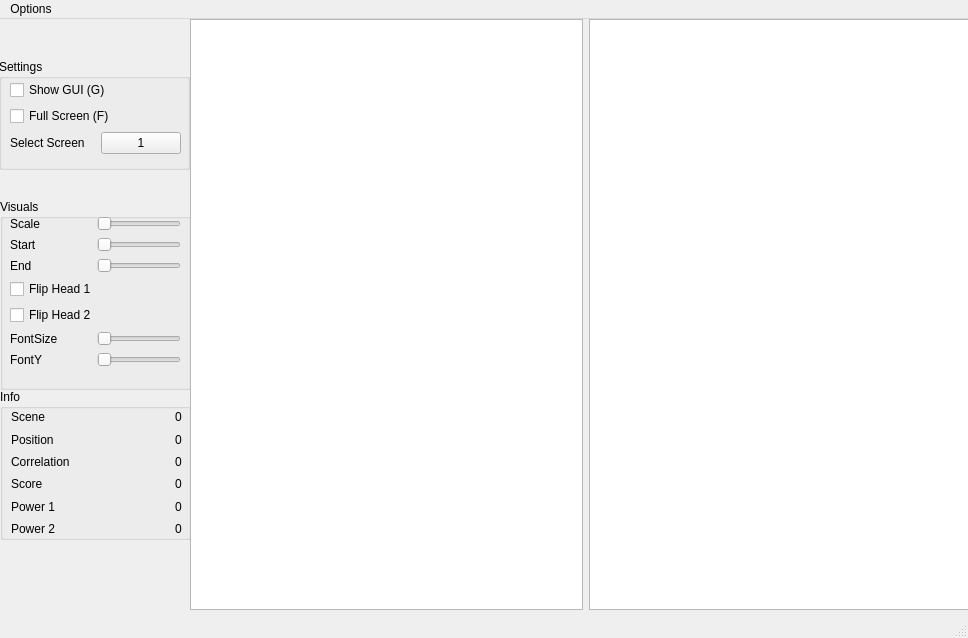
This is gui.ui in RhythmsOfRelating/LabVisuals as Qt 5 draws it before an edit. The edited form follows.
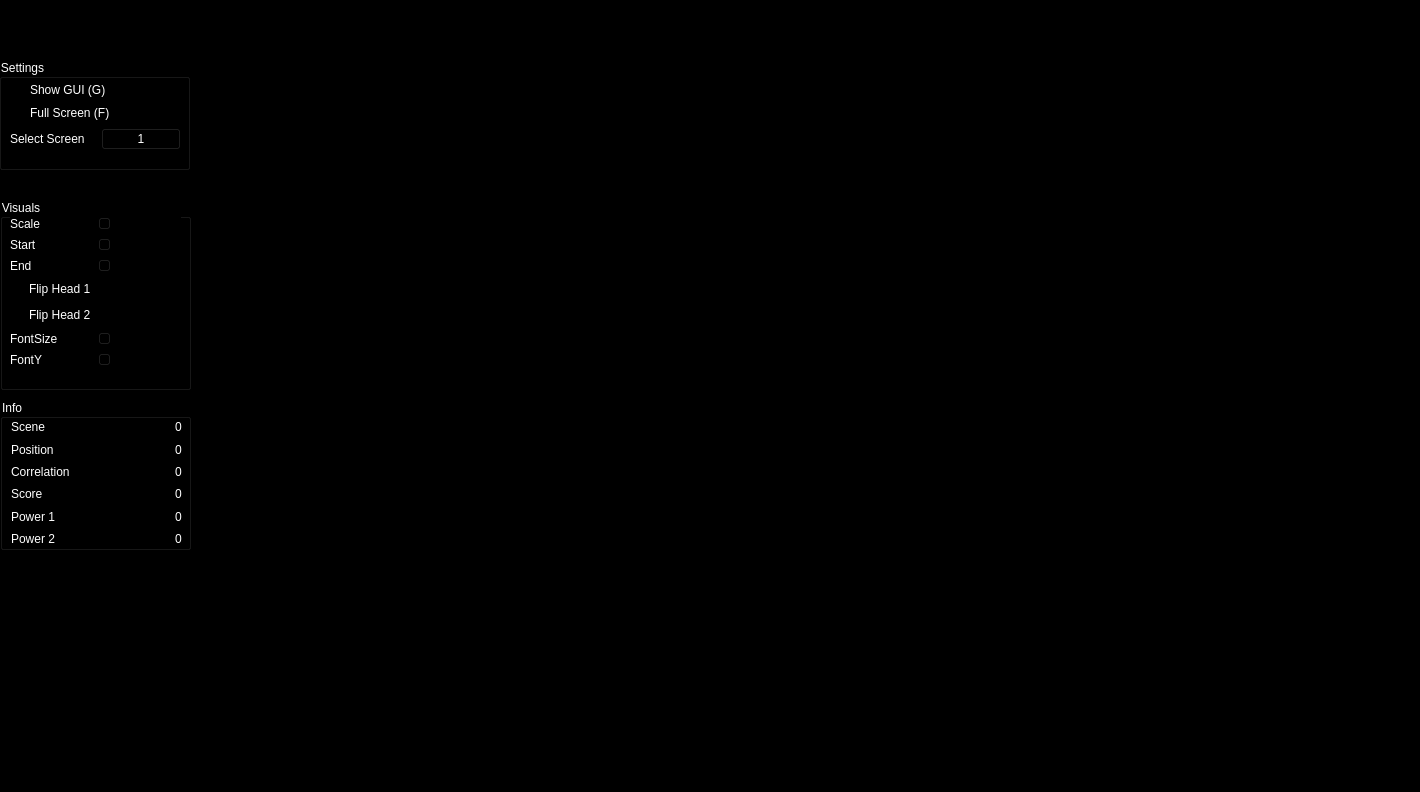
This is the edited form. Icons and pictures are not drawn.

Commit message: :lipstick: add res folder and integrated images and colors in the GUI

Diff of the .ui file:
```diff
--- a/gui.ui
+++ b/gui.ui
@@ -6,13 +6,16 @@
    <rect>
     <x>0</x>
     <y>0</y>
-    <width>968</width>
-    <height>638</height>
+    <width>1420</width>
+    <height>792</height>
    </rect>
   </property>
   <property name="windowTitle">
    <string>MainWindow</string>
   </property>
+  <property name="styleSheet">
+   <string notr="true">background-color: rgb(0, 0, 0);</string>
+  </property>
   <widget class="QWidget" name="centralwidget">
    <widget class="QGroupBox" name="VisualsBox">
     <property name="geometry">
@@ -23,6 +26,9 @@
       <height>191</height>
      </rect>
     </property>
+    <property name="styleSheet">
+     <string notr="true">color: rgb(255, 255, 255);</string>
+    </property>
     <property name="title">
      <string>Visuals</string>
     </property>
@@ -182,6 +188,10 @@
       <height>111</height>
      </rect>
     </property>
+    <property name="styleSheet">
+     <string notr="true">color: rgb(255, 255, 255);
+border-color: rgb(255, 255, 255);</string>
+    </property>
     <property name="title">
      <string>Settings</string>
     </property>
@@ -197,6 +207,9 @@
      <layout class="QVBoxLayout" name="verticalLayout_2">
       <item>
        <widget class="QCheckBox" name="show_gui_check">
+        <property name="styleSheet">
+         <string notr="true"/>
+        </property>
         <property name="text">
          <string>Show GUI (G)</string>
         </property>
@@ -232,6 +245,9 @@
             <verstretch>0</verstretch>
            </sizepolicy>
           </property>
+          <property name="styleSheet">
+           <string notr="true">border-color: rgb(255, 255, 255);</string>
+          </property>
           <property name="text">
            <string>1</string>
           </property>
@@ -246,11 +262,14 @@
     <property name="geometry">
      <rect>
       <x>0</x>
-      <y>370</y>
+      <y>380</y>
       <width>191</width>
       <height>151</height>
      </rect>
     </property>
+    <property name="styleSheet">
+     <string notr="true">color: rgb(255, 255, 255);</string>
+    </property>
     <property name="title">
      <string>Info</string>
     </property>
@@ -450,18 +469,26 @@
    <widget class="QWidget" name="">
     <property name="geometry">
      <rect>
-      <x>190</x>
-      <y>0</y>
-      <width>791</width>
-      <height>591</height>
+      <x>320</x>
+      <y>190</y>
+      <width>520</width>
+      <height>271</height>
      </rect>
     </property>
     <layout class="QHBoxLayout" name="CentralView">
      <item>
-      <widget class="QGraphicsView" name="head_one"/>
+      <widget class="QLabel" name="label">
+       <property name="text">
+        <string>&lt;html&gt;&lt;head/&gt;&lt;body&gt;&lt;p&gt;&lt;img src=&quot;:/res/headA/headA_resized.png&quot;/&gt;&lt;/p&gt;&lt;/body&gt;&lt;/html&gt;</string>
+       </property>
+      </widget>
      </item>
      <item>
-      <widget class="QGraphicsView" name="head_two"/>
+      <widget class="QLabel" name="label_2">
+       <property name="text">
+        <string>&lt;html&gt;&lt;head/&gt;&lt;body&gt;&lt;p&gt;&lt;img src=&quot;:/res/headB/headB_resized.png&quot;/&gt;&lt;/p&gt;&lt;/body&gt;&lt;/html&gt;</string>
+       </property>
+      </widget>
      </item>
     </layout>
    </widget>
@@ -471,7 +498,7 @@
     <rect>
      <x>0</x>
      <y>0</y>
-     <width>968</width>
+     <width>1420</width>
      <height>22</height>
     </rect>
    </property>
```
Left out of the diff: 6 changed lines with no effect on the pictures. The commit also changes 6 other files.
